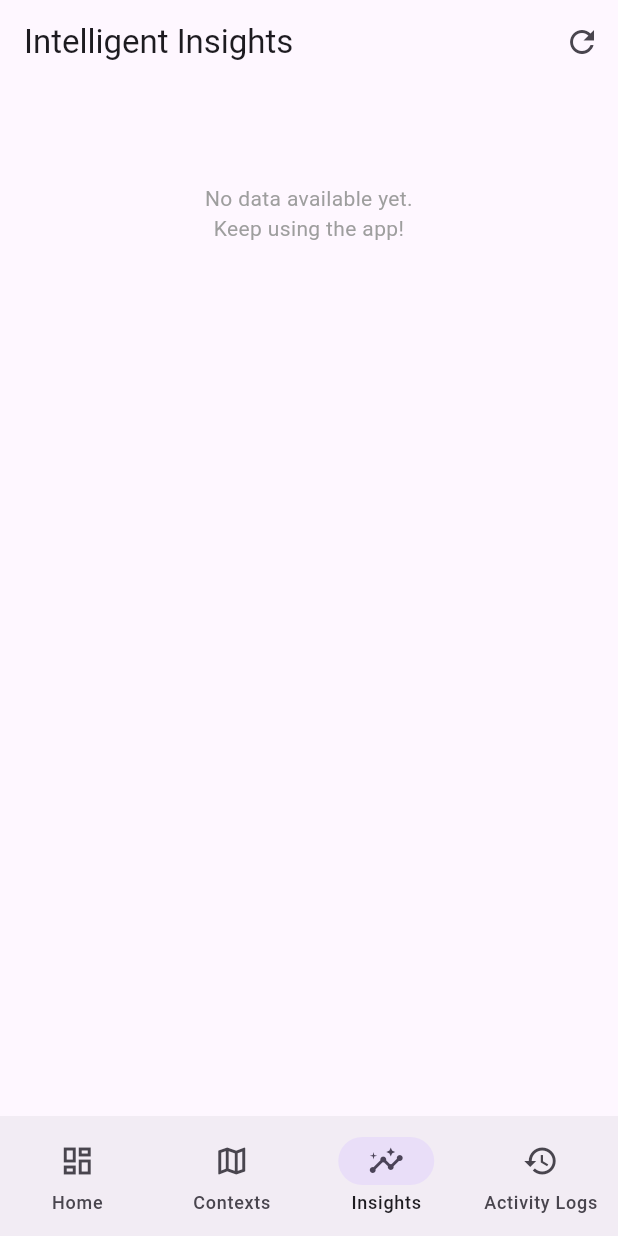
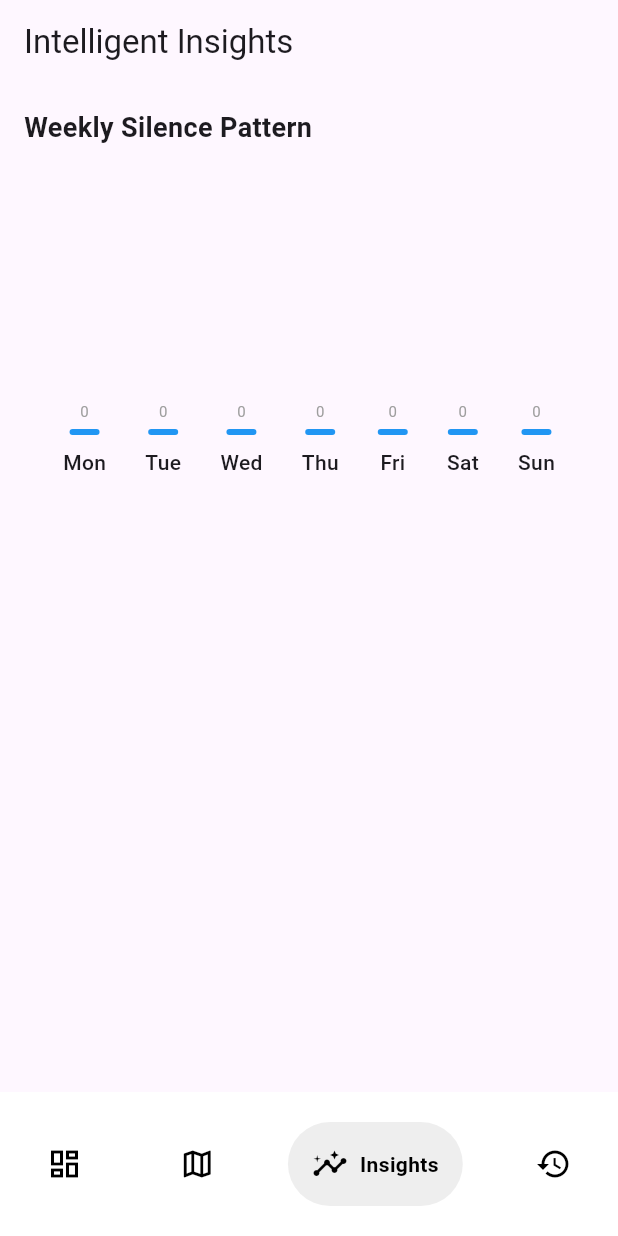
Before and after one commit to AhmadDaneil/SmartSilence, a Flutter app: the screen it shows after launch, item 3 of the bottom bar chosen, on a phone screen of 412 x 824 dp. Run offline on Flutter 3.47's test engine with Material 3 defaults, Android fonts, the phone set to English and light mode, and no system bars; drawn by our look-alikes of google_nav_bar; our stand-ins replace flutter_local_notifications, flutter_map, geolocator, latlong2, permission_handler, sqflite; missing offline and left inert: flutter_background_service, sound_mode; accounts and stored records are empty.

Commit message:
Using provider for insight, change the Bottom Navigation Bar design

```diff
--- a/lib/main.dart
+++ b/lib/main.dart
@@ -1,10 +1,13 @@
 import 'package:flutter/material.dart';
+import 'package:provider/provider.dart';
 import 'package:smartsilence_contextual_quiet_mode/pages/activity.dart';
 import 'package:smartsilence_contextual_quiet_mode/pages/context_manager.dart';
 import 'package:smartsilence_contextual_quiet_mode/pages/home.dart';
 import 'package:smartsilence_contextual_quiet_mode/pages/smart_insight.dart';
 import 'package:permission_handler/permission_handler.dart';
 import 'package:smartsilence_contextual_quiet_mode/services/background_service.dart';
+import 'package:smartsilence_contextual_quiet_mode/services/insight_provider.dart';
+import 'package:google_nav_bar/google_nav_bar.dart';
 
 void main() async{
   WidgetsFlutterBinding.ensureInitialized();
@@ -15,7 +18,14 @@ void main() async{
 
   await initializeService();
 
-  runApp(const MyApp());
+  runApp(
+    MultiProvider(
+      providers: [
+        ChangeNotifierProvider(create: (_) => InsightProvider()),
+      ],
+      child: const MyApp(),
+    ),
+  );
 }
 
 class MyApp extends StatelessWidget {
@@ -57,35 +67,43 @@ class _MainNavigationWrapperState extends State<MainNavigationWrapper> {
 
       body: _pages[_currentIndex],
 
-      bottomNavigationBar: NavigationBar(
+      bottomNavigationBar: Container(
+        color: Colors.white,
+        child: Padding(
+          padding: const EdgeInsets.symmetric(horizontal:15.0, vertical: 20),
+          child: GNav(
             selectedIndex: _currentIndex,
-        onDestinationSelected: (int index) {
+            onTabChange: (index) {
               setState(() {
               _currentIndex = index;
             });
             },
-        destinations: const [
-          NavigationDestination(
-            icon: Icon(Icons.dashboard_outlined),
-            selectedIcon: Icon(Icons.dashboard),
-            label: 'Home',
+            backgroundColor: Colors.white,
+            color: Colors.black,
+            activeColor: Colors.black,
+            tabBackgroundColor: Colors.grey.shade200,
+            gap: 8,
+            padding: EdgeInsets.all(16),
+            tabs: [
+              GButton(
+                icon: Icons.dashboard_outlined,
+                text: 'Dashboard',
                 ),
-          NavigationDestination(
-            icon: Icon(Icons.map_outlined),
-            selectedIcon: Icon(Icons.map),
-            label: 'Contexts',
+              GButton(
+                icon: Icons.map_outlined,
+                text: 'Map',
                 ),
-          NavigationDestination(
-            icon: Icon(Icons.insights),
-            selectedIcon: Icon(Icons.insights),
-            label: 'Insights',
+              GButton(
+                icon: Icons.insights_outlined,
+                text: 'Insights',
                 ),
-          NavigationDestination(
-            icon: Icon(Icons.history_outlined),
-            selectedIcon: Icon(Icons.history),
-            label: 'Activity Logs',
+              GButton(
+                icon: Icons.history_outlined,
+                text: 'History',
                 ),
-        ],
+            ]
+            ),
+        ),
       ),
     );
 
--- a/lib/pages/smart_insight.dart
+++ b/lib/pages/smart_insight.dart
@@ -1,5 +1,6 @@
 import 'package:flutter/material.dart';
-import 'package:smartsilence_contextual_quiet_mode/services/database_helper.dart';
+import 'package:provider/provider.dart';
+import 'package:smartsilence_contextual_quiet_mode/services/insight_provider.dart';
 
 class SmartInsight extends StatefulWidget {
   const SmartInsight({super.key});
@@ -9,72 +10,30 @@ class SmartInsight extends StatefulWidget {
 }
 
 class _SmartInsightState extends State<SmartInsight> {
-  // Control visibility of the recommendation card
-  bool _isRecommendationVisible = true;
 
-  void _refreshData() {
-    setState(() {
-      _isRecommendationVisible = true; // Show card again on refresh if valid
+  @override
+  void initState() {
+    super.initState();
+    // Fetch data once when page loads
+    WidgetsBinding.instance.addPostFrameCallback((_) {
+      Provider.of<InsightProvider>(context, listen: false).loadInsights();
     });
   }
 
   @override
   Widget build(BuildContext context) {
+    // Watch the provider for changes
+    final insightProvider = context.watch<InsightProvider>();
+    final processedData = _processData(insightProvider.dailyData);
+    final topData = _getPeakDay(processedData);
+
     return Scaffold(
-      appBar: AppBar(
-        title: const Text("Intelligent Insights"),
-        actions: [
-          IconButton(
-            icon: const Icon(Icons.refresh),
-            onPressed: _refreshData,
-            tooltip: "Refresh Data",
-          )
-        ],
-      ),
-      body: SingleChildScrollView(
+      appBar: AppBar(title: const Text("Intelligent Insights")),
+      body: insightProvider.isLoading
+          ? const Center(child: CircularProgressIndicator())
+          : SingleChildScrollView(
               padding: const EdgeInsets.all(16),
-        child: FutureBuilder<List<Map<String, dynamic>>>(
-          future: DatabaseHelper().getSilenceCountByDay(),
-          builder: (context, snapshot) {
-            // --- LOADING STATE ---
-            if (snapshot.connectionState == ConnectionState.waiting) {
-              return const SizedBox(
-                  height: 200, child: Center(child: CircularProgressIndicator()));
-            }
-
-            // --- EMPTY STATE ---
-            if (!snapshot.hasData || snapshot.data!.isEmpty) {
-              return const Center(
-                child: Padding(
-                  padding: EdgeInsets.only(top: 50.0),
-                  child: Text("No data available yet.\nKeep using the app!",
-                    textAlign: TextAlign.center, style: TextStyle(color: Colors.grey)),
-                ),
-              );
-            }
-
-            // --- PROCESS DATA ---
-            final processedData = _processData(snapshot.data!);
-
-            // Find Peak Day
-            Map<String, dynamic> peakDayData = processedData[0];
-            for (var d in processedData) {
-              if (d['count'] > peakDayData['count']) {
-                peakDayData = d;
-              }
-            }
-
-            String topDay = peakDayData['day']; // e.g., "Mon"
-            int topCount = peakDayData['count'];
-
-            // Grammar Map
-            Map<String, String> fullDayNames = {
-              "Mon": "Monday", "Tue": "Tuesday", "Wed": "Wednesday",
-              "Thu": "Thursday", "Fri": "Friday", "Sat": "Saturday", "Sun": "Sunday"
-            };
-            String fullDayName = fullDayNames[topDay] ?? topDay;
-
-            return Column(
+              child: Column(
                 crossAxisAlignment: CrossAxisAlignment.start,
                 children: [
                   const Text("Weekly Silence Pattern",
@@ -82,22 +41,24 @@ class _SmartInsightState extends State<SmartInsight> {
                   const SizedBox(height: 20),
 
                   // --- CHART ---
+                  if (processedData.isEmpty)
+                     const SizedBox(height: 150, child: Center(child: Text("No data yet")))
+                  else
                     SizedBox(
                       height: 200,
                       child: Row(
                         mainAxisAlignment: MainAxisAlignment.spaceEvenly,
                         crossAxisAlignment: CrossAxisAlignment.end,
                         children: processedData.map((dayData) {
-                      int maxVal = (topCount == 0) ? 1 : topCount;
+                          int maxVal = (topData['count'] == 0) ? 1 : topData['count'];
                           double relativeHeight = (dayData['count'] / maxVal) * 150;
-                      bool isPeak = dayData['day'] == topDay && topCount > 0;
+                          bool isPeak = dayData['day'] == topData['day'] && topData['count'] > 0;
 
                           return _buildBar(
                               dayData['day'],
                               relativeHeight,
                               isPeak ? Colors.redAccent : Colors.blue,
-                        dayData['count'].toString()
-                      );
+                              dayData['count'].toString());
                         }).toList(),
                       ),
                     ),
@@ -105,14 +66,29 @@ class _SmartInsightState extends State<SmartInsight> {
                   const SizedBox(height: 30),
 
                   // --- RECOMMENDATION CARD ---
-                // Only show if:
-                // 1. User hasn't clicked Ignore/Automate (_isRecommendationVisible)
-                // 2. We actually have data (topCount > 0)
-                if (_isRecommendationVisible && topCount > 0) ...[
+                  if (insightProvider.isRecommendationVisible && topData['count'] > 0)
+                    _buildRecommendationCard(context, topData['day'], topData['count']),
+                ],
+              ),
+            ),
+    );
+  }
+
+  // --- WIDGETS EXTRACTED FOR CLEANLINESS ---
+
+  Widget _buildRecommendationCard(BuildContext context, String dayCode, int count) {
+    Map<String, String> fullNames = {
+      "Mon": "Monday", "Tue": "Tuesday", "Wed": "Wednesday",
+      "Thu": "Thursday", "Fri": "Friday", "Sat": "Saturday", "Sun": "Sunday"
+    };
+    String fullDayName = fullNames[dayCode] ?? dayCode;
+
+    return Column(
+      crossAxisAlignment: CrossAxisAlignment.start,
+      children: [
         const Text("Smart Recommendations",
             style: TextStyle(fontSize: 18, fontWeight: FontWeight.bold)),
         const SizedBox(height: 10),
-
         Card(
           color: Colors.indigo.shade50,
           shape: RoundedRectangleBorder(borderRadius: BorderRadius.circular(12)),
@@ -131,52 +107,27 @@ class _SmartInsightState extends State<SmartInsight> {
                 ),
                 const SizedBox(height: 10),
                 Text(
-                              "You manually silence your phone frequently on $fullDayName ($topCount times). Shall I automate this for you?"),
+                    "You silence your phone frequently on $fullDayName ($count times). Shall I automate this?"),
                 const SizedBox(height: 10),
                 Row(
                   mainAxisAlignment: MainAxisAlignment.end,
                   children: [
-                              // --- IGNORE BUTTON ---
                     TextButton(
-                                onPressed: () {
-                                  // Hides the card
-                                  setState(() {
-                                    _isRecommendationVisible = false;
-                                  });
-                                },
-                                child: const Text("Ignore")
+                      // Call Provider Method
+                      onPressed: () => context.read<InsightProvider>().ignoreRecommendation(),
+                      child: const Text("Ignore"),
                     ),
                     const SizedBox(width: 8),
-
-                              // --- AUTOMATE BUTTON ---
                     ElevatedButton(
                       style: ElevatedButton.styleFrom(
-                                  backgroundColor: Colors.deepPurple,
-                                  foregroundColor: Colors.white
-                                ),
-                                onPressed: () async {
-                                  // 1. Save to Database
-                                  // Defaulting to "2:00 PM" as per your example,
-                                  // or you can make this more dynamic later.
-                                  await DatabaseHelper().insertSchedule(fullDayName, "14:00");
-
-                                  if(!context.mounted) return;
-
-                                  // 2. Show Success Message
+                          backgroundColor: Colors.deepPurple, foregroundColor: Colors.white),
+                      onPressed: () {
+                        // Call Provider Method
+                        context.read<InsightProvider>().automateSchedule(fullDayName, "14:00");
                         ScaffoldMessenger.of(context).showSnackBar(
-                                    SnackBar(
-                                      content: Text("Success! Auto-silence enabled for $fullDayName."),
-                                      backgroundColor: Colors.green,
-                                      duration: const Duration(seconds: 2),
-                                    )
-                                  );
-
-                                  // 3. Hide the card (Mark as done)
-                                  setState(() {
-                                    _isRecommendationVisible = false;
-                                  });
+                            SnackBar(content: Text("Automated for $fullDayName!")));
                       },
-                                child: const Text("Automate")
+                      child: const Text("Automate"),
                     ),
                   ],
                 )
@@ -184,16 +135,29 @@ class _SmartInsightState extends State<SmartInsight> {
             ),
           ),
         ),
-                ]
       ],
-            );
-          },
-        ),
-      ),
     );
   }
 
-  // --- HELPERS ---
+  Widget _buildBar(String label, double height, Color color, String countText) {
+    double displayHeight = height < 4 ? 4 : height;
+    return Column(
+      mainAxisAlignment: MainAxisAlignment.end,
+      children: [
+        Text(countText, style: const TextStyle(fontSize: 10, color: Colors.grey)),
+        const SizedBox(height: 5),
+        Container(
+          width: 20,
+          height: displayHeight,
+          decoration: BoxDecoration(color: color, borderRadius: BorderRadius.circular(4)),
+        ),
+        const SizedBox(height: 8),
+        Text(label, style: const TextStyle(fontWeight: FontWeight.w500)),
+      ],
+    );
+  }
+
+  // --- DATA HELPERS ---
 
   List<Map<String, dynamic>> _processData(List<Map<String, dynamic>> dbData) {
     Map<String, int> weekMap = {
@@ -209,22 +173,12 @@ class _SmartInsightState extends State<SmartInsight> {
     return weekMap.entries.map((e) => {'day': e.key, 'count': e.value}).toList();
   }
 
-  Widget _buildBar(String label, double height, Color color, String countText) {
-    double displayHeight = height < 4 ? 4 : height;
-    return Column(
-      mainAxisAlignment: MainAxisAlignment.end,
-      children: [
-        Text(countText, style: const TextStyle(fontSize: 10, color: Colors.grey)),
-        const SizedBox(height: 5),
-        Container(
-          width: 20,
-          height: displayHeight,
-          decoration: BoxDecoration(
-              color: color, borderRadius: BorderRadius.circular(4)),
-        ),
-        const SizedBox(height: 8),
-        Text(label, style: const TextStyle(fontWeight: FontWeight.w500)),
-      ],
-    );
+  Map<String, dynamic> _getPeakDay(List<Map<String, dynamic>> data) {
+    if (data.isEmpty) return {'day': 'Mon', 'count': 0};
+    var peak = data[0];
+    for (var d in data) {
+      if (d['count'] > peak['count']) peak = d;
+    }
+    return peak;
   }
 }
--- /dev/null
+++ b/lib/services/insight_provider.dart
@@ -0,0 +1,39 @@
+import 'package:flutter/material.dart';
+import '../services/database_helper.dart';
+
+class InsightProvider with ChangeNotifier {
+  List<Map<String, dynamic>> _dailyData = [];
+  bool _isRecommendationVisible = true;
+  bool _isLoading = false;
+
+  // Getters
+  List<Map<String, dynamic>> get dailyData => _dailyData;
+  bool get isRecommendationVisible => _isRecommendationVisible;
+  bool get isLoading => _isLoading;
+
+  // 1. Fetch Data from DB
+  Future<void> loadInsights() async {
+    _isLoading = true;
+    notifyListeners(); // Tell UI to show loading spinner
+
+    final data = await DatabaseHelper().getSilenceCountByDay();
+    _dailyData = data;
+
+    _isLoading = false;
+    notifyListeners(); // Tell UI to show chart
+  }
+
+  // 2. Hide Recommendation (Ignore)
+  void ignoreRecommendation() {
+    _isRecommendationVisible = false;
+    notifyListeners(); // Update UI instantly
+  }
+
+  // 3. Automate Schedule
+  Future<void> automateSchedule(String day, String time) async {
+    await DatabaseHelper().insertSchedule(day, time);
+
+    _isRecommendationVisible = false; // Hide card after automating
+    notifyListeners();
+  }
+}
--- a/pubspec.yaml
+++ b/pubspec.yaml
@@ -46,6 +46,8 @@ dependencies:
   # The following adds the Cupertino Icons font to your application.
   # Use with the CupertinoIcons class for iOS style icons.
   cupertino_icons: ^1.0.8
+  provider: ^6.1.5+1
+  google_nav_bar: ^5.0.7
 
 dev_dependencies:
   flutter_test:
```
Also changed, not shown: pubspec.lock. Lines whose indentation alone changed are shown as unchanged.
